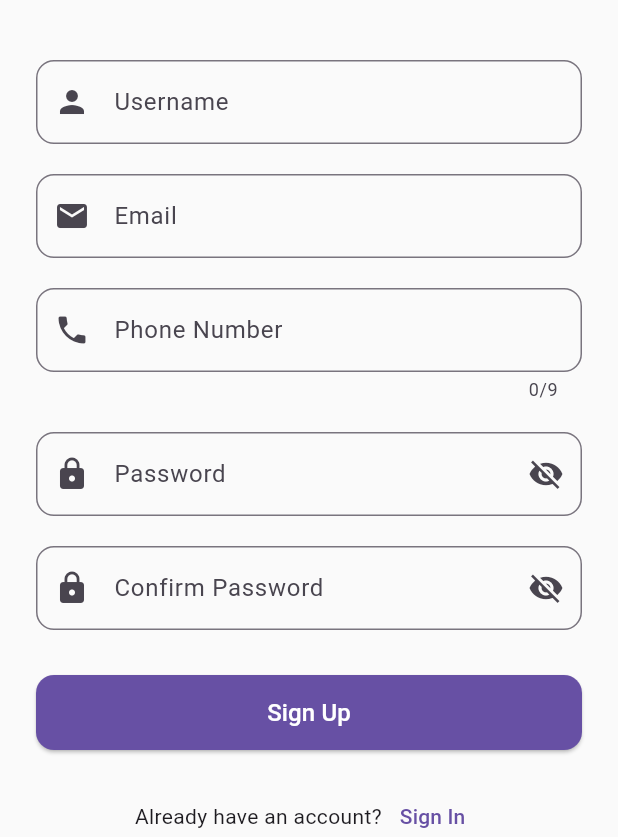
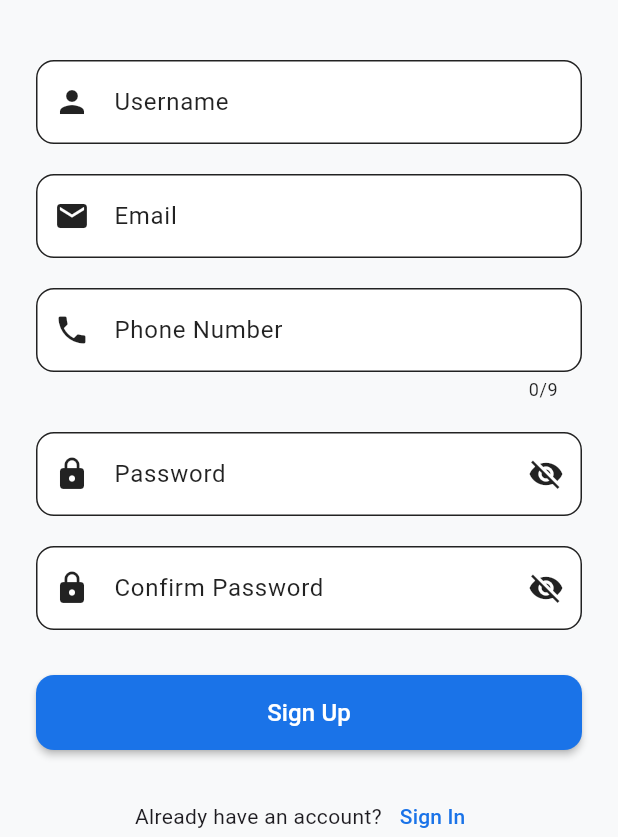
Before and after one commit to leighkun147/MatricMate, a Flutter app: the screen it shows after launch, on a phone screen of 412 x 824 dp, the part 399-1236 px from its top. Run offline on Flutter 3.47's test engine with Material 3 defaults, Android fonts, the phone set to English and light mode, and no system bars; our stand-ins replace cloud_firestore, device_info_plus, firebase_auth, firebase_core, fl_chart, flutter_animate and 4 more; accounts and stored records are empty.

Commit message:
added the most beautifull theme selections

```diff
--- a/lib/main.dart
+++ b/lib/main.dart
@@ -37,8 +37,7 @@ class MyApp extends StatelessWidget {
         return MaterialApp(
           title: 'Grade 12 Exam Prep',
           debugShowCheckedModeBanner: false,
-          theme: themeProvider.lightTheme,
-          darkTheme: themeProvider.darkTheme,
+          theme: themeProvider.theme,
           themeMode: themeProvider.themeMode,
           home: StreamBuilder<User?>(
             stream: FirebaseAuth.instance.authStateChanges(),
--- a/lib/providers/theme_provider.dart
+++ b/lib/providers/theme_provider.dart
@@ -1,55 +1,224 @@
 import 'package:flutter/material.dart';
 import 'package:shared_preferences/shared_preferences.dart';
+import 'package:google_fonts/google_fonts.dart';
 
 class ThemeProvider with ChangeNotifier {
-  static const String _themeKey = 'theme_mode';
+  // Preference keys
+  static const String _themeKey = 'selected_theme';
+  static const String _fontKey = 'selected_font';
+  static const String _radiusKey = 'corner_radius';
+  static const String _elevationKey = 'elevation_level';
+
   final SharedPreferences _prefs;
-  late ThemeMode _themeMode;
+
+  // Default values
+  static const String defaultTheme = 'Ocean Breeze Light';
+  static const String defaultFont = 'Default';
+  static const double defaultCornerRadius = 12.0;
+  static const double defaultElevation = 2.0;
+
+  // Current values with defaults
+  String _currentTheme = defaultTheme;
+  String _currentFont = defaultFont;
+  double _cornerRadius = defaultCornerRadius;
+  double _elevationLevel = defaultElevation;
 
   ThemeProvider(this._prefs) {
-    _themeMode = _loadThemeMode();
+    _loadPreferences();
   }
 
-  ThemeMode get themeMode => _themeMode;
+  // Available fonts
+  static final Map<String, TextTheme Function(TextTheme)> fonts = {
+    'Default': (theme) => theme,
+    'Poppins': (theme) => GoogleFonts.poppinsTextTheme(theme),
+    'Roboto': (theme) => GoogleFonts.robotoTextTheme(theme),
+    'Montserrat': (theme) => GoogleFonts.montserratTextTheme(theme),
+    'Lato': (theme) => GoogleFonts.latoTextTheme(theme),
+    'Ubuntu': (theme) => GoogleFonts.ubuntuTextTheme(theme),
+    'Quicksand': (theme) => GoogleFonts.quicksandTextTheme(theme),
+    'Raleway': (theme) => GoogleFonts.ralewayTextTheme(theme),
+  };
 
-  ThemeMode _loadThemeMode() {
-    final isDark = _prefs.getBool(_themeKey) ?? false;
-    return isDark ? ThemeMode.dark : ThemeMode.light;
+  // Modern color schemes
+  static final Map<String, ColorScheme> colorSchemes = {
+    'Ocean Breeze Light': const ColorScheme.light(
+      primary: Color(0xFF1A73E8),
+      secondary: Color(0xFF66B2FF),
+      surface: Colors.white,
+      background: Color(0xFFF8F9FA),
+      onPrimary: Colors.white,
+      onSecondary: Colors.white,
+      onSurface: Colors.black87,
+      onBackground: Colors.black87,
+    ),
+    'Ocean Breeze Dark': const ColorScheme.dark(
+      primary: Color(0xFF66B2FF),
+      secondary: Color(0xFF1A73E8),
+      surface: Color(0xFF202124),
+      background: Color(0xFF202124),
+      onPrimary: Colors.white,
+      onSecondary: Colors.white,
+      onSurface: Colors.white,
+      onBackground: Colors.white,
+    ),
+    'Mint Fresh Light': const ColorScheme.light(
+      primary: Color(0xFF00897B),
+      secondary: Color(0xFF4DB6AC),
+      surface: Colors.white,
+      background: Color(0xFFF1F8E9),
+      onPrimary: Colors.white,
+      onSecondary: Colors.white,
+      onSurface: Colors.black87,
+      onBackground: Colors.black87,
+    ),
+    'Mint Fresh Dark': const ColorScheme.dark(
+      primary: Color(0xFF4DB6AC),
+      secondary: Color(0xFF00897B),
+      surface: Color(0xFF202124),
+      background: Color(0xFF202124),
+      onPrimary: Colors.white,
+      onSecondary: Colors.white,
+      onSurface: Colors.white,
+      onBackground: Colors.white,
+    ),
+  };
+
+  // Getters
+  String get currentTheme => _currentTheme;
+  String get currentFont => _currentFont;
+  double get cornerRadius => _cornerRadius;
+  double get elevationLevel => _elevationLevel;
+  bool get isDarkMode => _currentTheme.contains('Dark');
+  ThemeMode get themeMode => isDarkMode ? ThemeMode.dark : ThemeMode.light;
+
+  // Load preferences with defaults
+  void _loadPreferences() {
+    try {
+      _currentTheme = _prefs.getString(_themeKey) ?? defaultTheme;
+      _currentFont = _prefs.getString(_fontKey) ?? defaultFont;
+      _cornerRadius = _prefs.getDouble(_radiusKey) ?? defaultCornerRadius;
+      _elevationLevel = _prefs.getDouble(_elevationKey) ?? defaultElevation;
+
+      // Validate theme
+      if (!colorSchemes.containsKey(_currentTheme)) {
+        _currentTheme = defaultTheme;
       }
 
-  bool get isDarkMode => _themeMode == ThemeMode.dark;
+      // Validate font
+      if (!fonts.containsKey(_currentFont)) {
+        _currentFont = defaultFont;
+      }
 
-  void toggleTheme() {
-    _themeMode = isDarkMode ? ThemeMode.light : ThemeMode.dark;
-    _prefs.setBool(_themeKey, isDarkMode);
+      // Validate ranges
+      _cornerRadius = _cornerRadius.clamp(0.0, 20.0);
+      _elevationLevel = _elevationLevel.clamp(0.0, 8.0);
+    } catch (e) {
+      print('Error loading preferences: $e');
+      // Reset to defaults on error
+      _currentTheme = defaultTheme;
+      _currentFont = defaultFont;
+      _cornerRadius = defaultCornerRadius;
+      _elevationLevel = defaultElevation;
+    }
     notifyListeners();
   }
 
-  ThemeData get lightTheme {
+  // Theme getter with fallback
+  ThemeData get theme {
+    try {
+      final colorScheme = colorSchemes[_currentTheme] ?? colorSchemes[defaultTheme]!;
+      final fontFunction = fonts[_currentFont] ?? fonts[defaultFont]!;
+
       return ThemeData(
         useMaterial3: true,
-      primarySwatch: Colors.blue,
-      scaffoldBackgroundColor: Colors.grey[50],
+        colorScheme: colorScheme,
+        brightness: isDarkMode ? Brightness.dark : Brightness.light,
+        scaffoldBackgroundColor: colorScheme.background,
         cardTheme: CardTheme(
-        elevation: 2,
+          elevation: _elevationLevel,
           shape: RoundedRectangleBorder(
-          borderRadius: BorderRadius.circular(12),
+            borderRadius: BorderRadius.circular(_cornerRadius),
           ),
         ),
-    );
-  }
-
-  ThemeData get darkTheme {
-    return ThemeData.dark().copyWith(
-      useMaterial3: true,
-      primaryColor: Colors.blue,
-      scaffoldBackgroundColor: Colors.grey[900],
-      cardTheme: CardTheme(
-        elevation: 2,
+        elevatedButtonTheme: ElevatedButtonThemeData(
+          style: ElevatedButton.styleFrom(
+            elevation: _elevationLevel,
             shape: RoundedRectangleBorder(
-          borderRadius: BorderRadius.circular(12),
+              borderRadius: BorderRadius.circular(_cornerRadius),
             ),
           ),
+        ),
+        inputDecorationTheme: InputDecorationTheme(
+          border: OutlineInputBorder(
+            borderRadius: BorderRadius.circular(_cornerRadius),
+          ),
+          filled: true,
+          fillColor: colorScheme.surface,
+        ),
+        appBarTheme: AppBarTheme(
+          elevation: _elevationLevel,
+          backgroundColor: colorScheme.primary,
+          foregroundColor: colorScheme.onPrimary,
+        ),
+        tabBarTheme: TabBarTheme(
+          labelColor: colorScheme.onPrimary,
+          unselectedLabelColor: colorScheme.onPrimary.withOpacity(0.7),
+          indicator: BoxDecoration(
+            border: Border(
+              bottom: BorderSide(
+                color: colorScheme.onPrimary,
+                width: 2,
+              ),
+            ),
+          ),
+        ),
+        textTheme: fontFunction(ThemeData.light().textTheme),
+      );
+    } catch (e) {
+      print('Error creating theme: $e');
+      // Return a basic fallback theme
+      return ThemeData(
+        useMaterial3: true,
+        colorScheme: ColorScheme.fromSeed(seedColor: Colors.blue),
       );
     }
   }
+
+  // Theme setters with validation
+  Future<void> setTheme(String themeName) async {
+    if (colorSchemes.containsKey(themeName)) {
+      _currentTheme = themeName;
+      await _prefs.setString(_themeKey, themeName);
+      notifyListeners();
+    }
+  }
+
+  Future<void> setFont(String fontName) async {
+    if (fonts.containsKey(fontName)) {
+      _currentFont = fontName;
+      await _prefs.setString(_fontKey, fontName);
+      notifyListeners();
+    }
+  }
+
+  Future<void> setCornerRadius(double radius) async {
+    _cornerRadius = radius.clamp(0.0, 20.0);
+    await _prefs.setDouble(_radiusKey, _cornerRadius);
+    notifyListeners();
+  }
+
+  Future<void> setElevation(double elevation) async {
+    _elevationLevel = elevation.clamp(0.0, 8.0);
+    await _prefs.setDouble(_elevationKey, _elevationLevel);
+    notifyListeners();
+  }
+
+  // Toggle between light and dark variants of current theme
+  Future<void> toggleTheme() async {
+    if (_currentTheme.contains('Light')) {
+      await setTheme(_currentTheme.replaceAll('Light', 'Dark'));
+    } else {
+      await setTheme(_currentTheme.replaceAll('Dark', 'Light'));
+    }
+  }
+}
```
Also changed, not shown: lib/screens/profile_screen.dart (+15 -0 lines), lib/screens/theme_selection_screen.dart (added, +380 -0 lines). Lines whose indentation alone changed are shown as unchanged.
